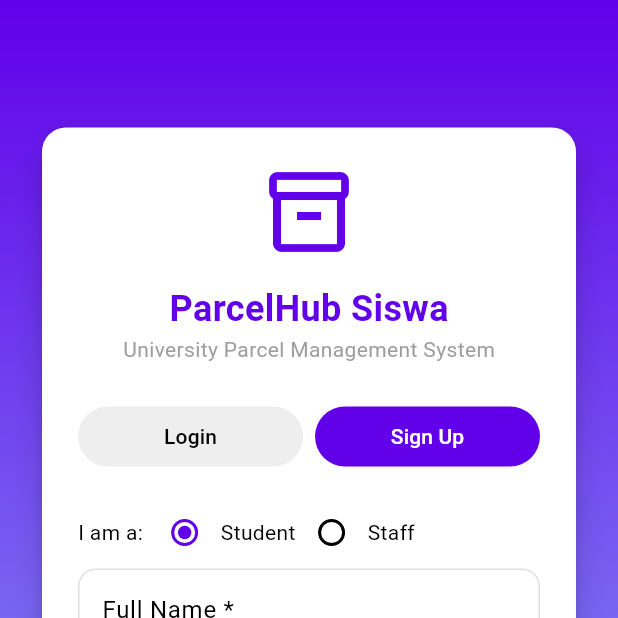
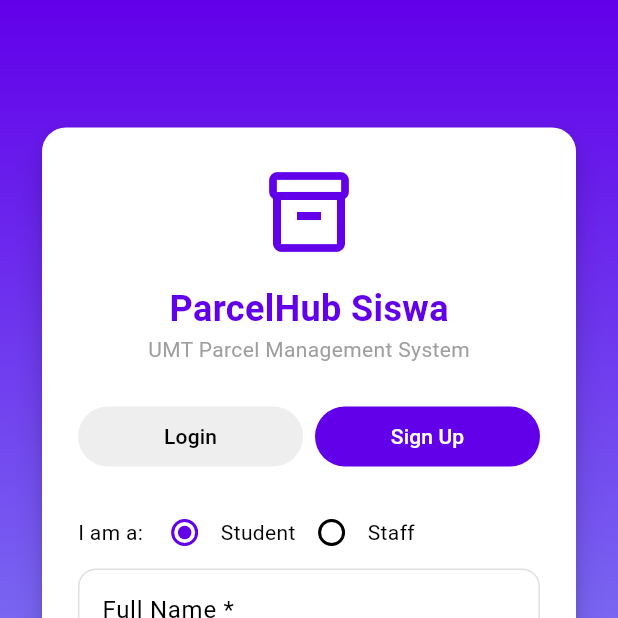
Before and after one commit to NazirulImran/parcelhub_siswa, a Flutter app: the screen it shows after launch, after a tap on "Sign Up", after a tap on "Create Account", on a phone screen of 412 x 824 dp, the top half of it. Run offline on Flutter 3.47's test engine with Material 3 defaults, Android fonts, the phone set to English and light mode, and no system bars; our stand-ins replace cloud_firestore, firebase_auth, firebase_core, firebase_storage, image_picker, qr_flutter; missing offline and left inert: mobile_scanner; accounts and stored records are empty.

Commit message:
add comment

```diff
--- a/lib/screens/auth_screen.dart
+++ b/lib/screens/auth_screen.dart
@@ -13,14 +13,14 @@ class AuthScreen extends StatefulWidget {
 
 class _AuthScreenState extends State<AuthScreen> {
   bool _isLogin = true;
-  String _role = 'Student'; // Default role
+  String _role = 'Student'; // Default role as student
   final _emailController = TextEditingController();
   final _passwordController = TextEditingController();
   final _nameController = TextEditingController();
   final _matricController = TextEditingController();
   bool _isLoading = false;
 
-  // 1. Helper: Show Error Toast
+  // Show Error Toast Message
   void _showToast(String message) {
     ScaffoldMessenger.of(context).clearSnackBars();
     ScaffoldMessenger.of(context).showSnackBar(
@@ -32,7 +32,7 @@ class _AuthScreenState extends State<AuthScreen> {
     );
   }
 
-  // 2. Helper: Show Success Popup
+  // Show Success Popup Message
   void _showSuccessDialog(String message, VoidCallback onOk) {
     showDialog(
       context: context,
@@ -54,7 +54,7 @@ class _AuthScreenState extends State<AuthScreen> {
     );
   }
 
-  // --- NEW: FORGOT PASSWORD LOGIC ---
+  //  Forgot Password Button
   void _showForgotPasswordDialog() {
     final resetEmailController = TextEditingController();
     showDialog(
@@ -64,7 +64,7 @@ class _AuthScreenState extends State<AuthScreen> {
         content: Column(
           mainAxisSize: MainAxisSize.min,
           children: [
-            const Text("Enter your email. We will check if you are registered.", style: TextStyle(fontSize: 14, color: Colors.grey)),
+            const Text("Enter your email. We will check if you are registered.", style: TextStyle(fontSize: 14, color: Colors.grey)), //user input email address to be check in the db
             const SizedBox(height: 16),
             TextField(
               controller: resetEmailController,
@@ -89,24 +89,24 @@ class _AuthScreenState extends State<AuthScreen> {
 
   Future<void> _handlePasswordResetCheck(String email, BuildContext dialogContext) async {
     if (email.isEmpty) {
-      _showToast("Please enter an email address.");
+      _showToast("Please enter an email address."); //error message if email field is empty
       return;
     }
 
-    // 1. Check if email exists in Database
+    // Check if email exists in Database
     try {
       final querySnapshot = await FirebaseFirestore.instance
           .collection('users')
           .where('email', isEqualTo: email)
-          .limit(1)
+          .limit(1) //unique email for each user
           .get();
 
       if (querySnapshot.docs.isEmpty) {
-        // CASE A: Email NOT found -> Show "Register First" Dialog
+        // If Email NOT found -> Show "_showNotRegisteredDialog"
         Navigator.pop(dialogContext); // Close reset dialog
         _showNotRegisteredDialog(email);
       } else {
-        // CASE B: Email found -> Send Reset Link
+        // If Email found -> Send Reset Link
         await FirebaseAuth.instance.sendPasswordResetEmail(email: email);
         Navigator.pop(dialogContext); // Close reset dialog
         _showSuccessDialog("A password reset link has been sent to $email. Please check your inbox to update your password.", () {});
@@ -121,17 +121,17 @@ class _AuthScreenState extends State<AuthScreen> {
     showDialog(
       context: context,
       builder: (ctx) => AlertDialog(
-        title: const Text("Email Not Registered", style: TextStyle(color: Colors.red)),
+        title: const Text("Email Not Registered", style: TextStyle(color: Colors.red)), //show error message
         content: const Text("We could not find an account with this email. Please register first."),
         actions: [
           TextButton(
             onPressed: () => Navigator.pop(ctx),
-            child: const Text("Cancel"),
+            child: const Text("Cancel"), //cancel button
           ),
           ElevatedButton(
             onPressed: () {
               Navigator.pop(ctx); // Close dialog
-              // Redirect to Register Page Logic
+              // Redirect to Register Page Logic if email not found
               setState(() {
                 _isLogin = false; // Switch to Sign Up
                 _emailController.text = email; // Pre-fill the email they typed
@@ -143,7 +143,6 @@ class _AuthScreenState extends State<AuthScreen> {
       ),
     );
   }
-  // ----------------------------------
 
   Future<void> _submitAuthForm() async {
     final email = _emailController.text.trim();
@@ -151,7 +150,7 @@ class _AuthScreenState extends State<AuthScreen> {
     final name = _nameController.text.trim();
     final matric = _matricController.text.trim();
 
-        // Check Required Fields for Registration
+    // Check Required Fields for Registration
     if (!_isLogin) {
       if (name.isEmpty) {
         _showToast("Full Name is required.");
@@ -191,34 +190,36 @@ class _AuthScreenState extends State<AuthScreen> {
 
     try {
       if (_isLogin) {
-        UserCredential userCredential = await FirebaseAuth.instance.signInWithEmailAndPassword(
+        UserCredential userCredential = await FirebaseAuth.instance.signInWithEmailAndPassword( //check email and password in firebase
           email: email,
           password: password,
         );
 
-        if (!mounted) return;
+        if (!mounted) return; //stop screen process if the screen has been closed
 
         DocumentSnapshot userDoc = await FirebaseFirestore.instance
             .collection('users')
             .doc(userCredential.user!.uid)
-            .get();
+            .get(); //get user unique id
 
         if (userDoc.exists) {
           String role = userDoc['role'];
           String userName = (userDoc.data() as Map<String, dynamic>).containsKey('name') ? userDoc['name'] : 'User';
 
           if (mounted) {
-            setState(() => _isLoading = false);
-            _showSuccessDialog("Welcome back $userName!", () {
+            setState(() => _isLoading = false); //stop loading spinner
+            _showSuccessDialog("Welcome back $userName!", () { //show welcome message
               if (role == 'Staff') {
+                //go to staffDashboard if the role is staff
                 Navigator.of(context).pushReplacement(MaterialPageRoute(builder: (_) => const StaffDashboard()));
               } else {
+                //go to studentHomeScreen if the role is student
                 Navigator.of(context).pushReplacement(MaterialPageRoute(builder: (_) => const StudentHomeScreen()));
               }
             });
           }
         }
-      } else {
+      } else { //if register new account
         UserCredential userCredential = await FirebaseAuth.instance.createUserWithEmailAndPassword(
           email: email,
           password: password,
@@ -280,7 +281,7 @@ class _AuthScreenState extends State<AuthScreen> {
                     const Icon(Icons.inventory_2_outlined, size: 64, color: Color(0xFF6200EA)),
                     const SizedBox(height: 16),
                     const Text('ParcelHub Siswa', style: TextStyle(fontSize: 24, fontWeight: FontWeight.bold, color: Color(0xFF6200EA))),
-                    const Text('University Parcel Management System', style: TextStyle(color: Colors.grey)),
+                    const Text('UMT Parcel Management System', style: TextStyle(color: Colors.grey)),
                     const SizedBox(height: 24),
 
                     Row(
@@ -353,7 +354,7 @@ class _AuthScreenState extends State<AuthScreen> {
                       obscureText: true,
                     ),
 
-                    // --- NEW: FORGOT PASSWORD BUTTON (Only in Login Mode) ---
+                    // Forgot Password Button (Only in Login Mode) ---
                     if (_isLogin)
                       Align(
                         alignment: Alignment.centerRight,
--- a/lib/screens/profile_screen.dart
+++ b/lib/screens/profile_screen.dart
@@ -48,8 +48,8 @@ class _ProfileScreenState extends State<ProfileScreen> {
   }
 
   Future<void> _changePassword() async {
-    if (_passwordController.text.length < 6) {
-      ScaffoldMessenger.of(context).showSnackBar(const SnackBar(content: Text("Password must be 6+ chars")));
+    if (_passwordController.text.length < 8) {
+      ScaffoldMessenger.of(context).showSnackBar(const SnackBar(content: Text("Password must be more than 8 characters")));
       return;
     }
     try {
--- a/lib/staff/staff_approve_payment.dart
+++ b/lib/staff/staff_approve_payment.dart
@@ -4,7 +4,7 @@ import 'package:cloud_firestore/cloud_firestore.dart';
 class StaffApprovePayment extends StatelessWidget {
   const StaffApprovePayment({super.key});
 
-  void _approvePayment(BuildContext context, String docId) {
+  void _approvePayment(BuildContext context, String docId) { //if payment approved
     // 1. Update Status to 'Ready for Pickup'
     // 2. Ensure Payment Method is marked as Online
     FirebaseFirestore.instance.collection('parcels').doc(docId).update({
@@ -15,7 +15,7 @@ class StaffApprovePayment extends StatelessWidget {
     ScaffoldMessenger.of(context).showSnackBar(const SnackBar(content: Text("Payment Verified! Student can now see the Pickup QR.")));
   }
 
-  void _rejectPayment(BuildContext context, String docId) {
+  void _rejectPayment(BuildContext context, String docId) { //if payment rejected
     FirebaseFirestore.instance.collection('parcels').doc(docId).update({
       'status': 'Awaiting Payment', // Revert status so student can upload again
       'payment_status': 'Rejected',
--- a/lib/staff/staff_parcel_details.dart
+++ b/lib/staff/staff_parcel_details.dart
@@ -103,7 +103,7 @@ class StaffParcelDetailsPage extends StatelessWidget {
                     _detailRow(Icons.attach_money, "Fee", "RM ${fee.toStringAsFixed(2)}"),
                     _divider(),
                     _buildDetailRow("Arrival Date", formatTimestamp(data['arrival_date'])), // Use _buildDetailRow
-                    const Divider(), // Use the standard Flutter widget
+                    const Divider(),
                     _buildDetailRow("Collected Date", formatTimestamp(data['collected_at'])),
                      _divider(),
                     _detailRow(Icons.note, "Remark", remark),
--- a/lib/student/student_history.dart
+++ b/lib/student/student_history.dart
@@ -1,7 +1,7 @@
 import 'package:flutter/material.dart';
 import 'package:cloud_firestore/cloud_firestore.dart';
 import 'package:firebase_auth/firebase_auth.dart';
-import 'package:intl/intl.dart'; // <--- ADDED IMPORT
+import 'package:intl/intl.dart';
 import 'receipt_screen.dart';
 import '../utils.dart';
 
--- a/lib/student/student_home.dart
+++ b/lib/student/student_home.dart
@@ -33,7 +33,7 @@ class _StudentHomeScreenState extends State<StudentHomeScreen> {
     }
   }
 
-  // --- UPDATED SEARCH FUNCTION ---
+  // search parcel function
   Future<void> _searchParcel() async {
     String query = _searchController.text.trim();
     if (query.isEmpty) return;
@@ -47,15 +47,14 @@ class _StudentHomeScreenState extends State<StudentHomeScreen> {
     });
 
     try {
-      // 1. Fetch recent parcels (Limit to last 100 to save reads/bandwidth)
-      // We fetch a batch because Firestore can't do case-insensitive substring search natively.
+      // Fetch recent parcels
       final snapshot = await FirebaseFirestore.instance
           .collection('parcels')
           .orderBy('arrival_date', descending: true)
-          .limit(100)
+          .limit(100) //limit to 100 parcel data retrieve
           .get();
 
-      // 2. Client-side Case-Insensitive Check
+      // Client-side Case-Insensitive Check
       QueryDocumentSnapshot? match;
       try {
         match = snapshot.docs.firstWhere((doc) {
@@ -228,7 +227,7 @@ class _StudentHomeScreenState extends State<StudentHomeScreen> {
                     children: [
                       Text("Hello, ${snapshot.data ?? '...'}", style: const TextStyle(fontSize: 26, fontWeight: FontWeight.bold, color: Colors.white)),
                       const SizedBox(height: 4),
-                      const Text("Track your university parcels here.", style: TextStyle(color: Colors.white70, fontSize: 14)),
+                      const Text("Track Your Parcels Here.", style: TextStyle(color: Colors.white70, fontSize: 14)),
                     ],
                   );
                 }
--- a/lib/student/student_qr.dart
+++ b/lib/student/student_qr.dart
@@ -6,6 +6,7 @@ class PickupQRPage extends StatelessWidget {
   final String shelf;
   final String arrival;
   final String type;
+
 
   const PickupQRPage({
     super.key,
@@ -55,7 +56,7 @@ class PickupQRPage extends StatelessWidget {
                 _infoRow("Arrival Time", arrival),
 
                 const SizedBox(height: 30),
-                const Text("Please present this to the staff.", style: TextStyle(color: Colors.grey, fontStyle: FontStyle.italic)),
+                const Text("Please present this to the staff at the counter.", style: TextStyle(color: Colors.grey, fontStyle: FontStyle.italic)),
               ],
             ),
           ),
```
Also changed, not shown: lib/staff/staff_dashboard.dart (+14 -10 lines), lib/staff/staff_register_parcel.dart (+15 -13 lines), lib/staff/staff_verify_pickup.dart (+19 -13 lines), lib/student/receipt_screen.dart (+5 -5 lines), lib/student/student_payment.dart (+7 -9 lines), app_icon.png (added).
